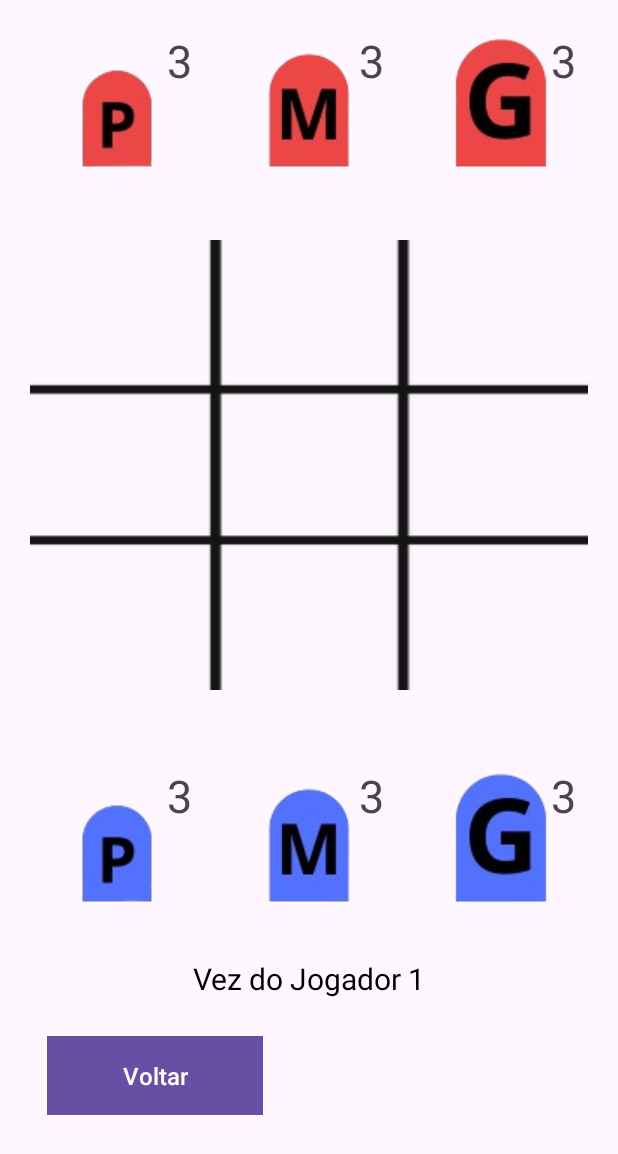
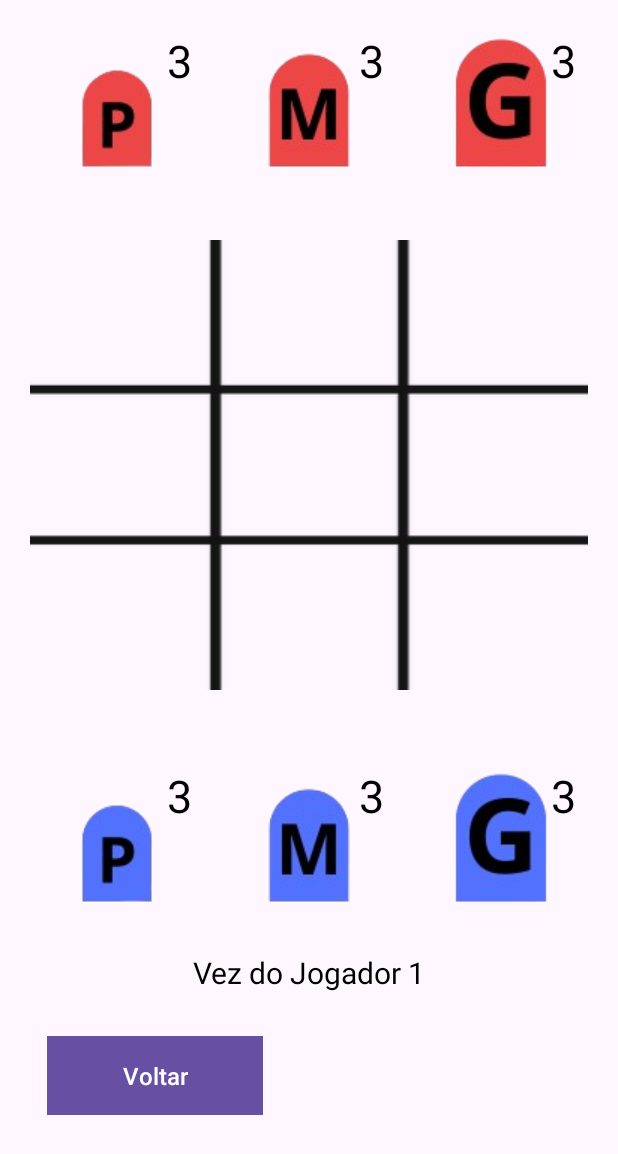
Before and after one commit to GabriellyVitoria5/App-Nham-Nham, an Android app: the Jogo screen opened directly, with no data from a screen before it, on a phone screen of 412 x 824 dp. Shown: the top 1154 px of the screen. Run offline under Robolectric (Android 15) with nearby library versions, the phone set to English and light mode, and no system bars.

```diff
--- a/app/src/main/java/com/ifmg/nhamnham/Jogo.kt
+++ b/app/src/main/java/com/ifmg/nhamnham/Jogo.kt
@@ -230,10 +230,10 @@ class Jogo : AppCompatActivity() {
     @SuppressLint("SetTextI18n")
     private fun mostrarJogadorAtual(){
         if (controleVezJogador){
-            binding.mostrarVezJogador.text = "Vez do Jogador 1"
+            binding.txtVezJogador.text = "Vez do Jogador 1"
         }
         else{
-            binding.mostrarVezJogador.text = "Vez do Jogador 2"
+            binding.txtVezJogador.text = "Vez do Jogador 2"
         }
     }
 
--- a/app/src/main/res/layout/activity_jogo.xml
+++ b/app/src/main/res/layout/activity_jogo.xml
@@ -27,6 +27,7 @@
         android:layout_height="wrap_content"
         android:text="@string/quantidade_pecas"
         android:textSize="@dimen/fonte_30"
+        android:textColor="@color/black"
         app:layout_constraintEnd_toEndOf="@+id/jogador1_peca_p"
         app:layout_constraintTop_toTopOf="@+id/jogador1_peca_p"
         />
@@ -49,6 +50,7 @@
         android:layout_height="wrap_content"
         android:text="@string/quantidade_pecas"
         android:textSize="@dimen/fonte_30"
+        android:textColor="@color/black"
         app:layout_constraintEnd_toEndOf="@+id/jogador1_peca_m"
         app:layout_constraintTop_toTopOf="@+id/jogador1_peca_m"
         />
@@ -71,6 +73,7 @@
         android:layout_height="wrap_content"
         android:text="@string/quantidade_pecas"
         android:textSize="@dimen/fonte_30"
+        android:textColor="@color/black"
         app:layout_constraintEnd_toEndOf="@+id/jogador1_peca_g"
         app:layout_constraintTop_toTopOf="@+id/jogador1_peca_g"
         />
@@ -227,6 +230,7 @@
         android:layout_height="wrap_content"
         android:text="@string/quantidade_pecas"
         android:textSize="@dimen/fonte_30"
+        android:textColor="@color/black"
         app:layout_constraintEnd_toEndOf="@+id/jogador2_peca_p"
         app:layout_constraintTop_toTopOf="@+id/jogador2_peca_p"
         />
@@ -249,6 +253,7 @@
         android:layout_height="wrap_content"
         android:text="@string/quantidade_pecas"
         android:textSize="@dimen/fonte_30"
+        android:textColor="@color/black"
         app:layout_constraintEnd_toEndOf="@+id/jogador2_peca_m"
         app:layout_constraintTop_toTopOf="@+id/jogador2_peca_m"
         />
@@ -271,6 +276,7 @@
         android:layout_height="wrap_content"
         android:text="@string/quantidade_pecas"
         android:textSize="@dimen/fonte_30"
+        android:textColor="@color/black"
         app:layout_constraintEnd_toEndOf="@+id/jogador2_peca_g"
         app:layout_constraintTop_toTopOf="@+id/jogador2_peca_g"
         />
@@ -315,13 +321,12 @@
 
     <!-- Mostrar qual jogador deve jogar a seguir -->
     <TextView
-        android:id="@+id/mostrar_vez_jogador"
+        android:id="@+id/txt_vez_jogador"
         android:layout_width="wrap_content"
         android:layout_height="wrap_content"
         android:text="@string/vez_jogador_1"
+        android:textSize="@dimen/fonte_20"
         android:textColor="@color/black"
-        android:textSize="@dimen/fonte_20"
-        android:layout_marginTop="8dp"
         app:layout_constraintEnd_toEndOf="parent"
         app:layout_constraintStart_toStartOf="parent"
         app:layout_constraintTop_toBottomOf="@id/jogador2_peca_p"
--- a/app/src/main/res/layout/activity_main.xml
+++ b/app/src/main/res/layout/activity_main.xml
@@ -7,6 +7,7 @@
     android:layout_height="match_parent"
     tools:context=".MainActivity">
 
+    <!-- Título -->
     <TextView
         android:id="@+id/txt_titulo"
         android:layout_width="wrap_content"
@@ -14,12 +15,14 @@
         android:text="@string/titulo"
         android:textSize="@dimen/fonte_64"
         android:textStyle="bold"
+        android:textColor="@color/black"
         android:layout_marginTop="100dp"
         app:layout_constraintEnd_toEndOf="parent"
         app:layout_constraintStart_toStartOf="parent"
         app:layout_constraintTop_toTopOf="parent"
         />
 
+    <!-- Botões de iniciar partida e de regras -->
     <Button
         android:id="@+id/btn_partida"
         android:layout_width="wrap_content"
--- a/app/src/main/res/values/strings.xml
+++ b/app/src/main/res/values/strings.xml
@@ -14,12 +14,14 @@
     <string name="regra4_titulo">4. Restrições:</string>
     <string name="regra5_titulo">5. Condições de Vitória:</string>
     <string name="regra6_titulo">6. Estratégia:</string>
+    <string name="regra7_titulo">7. Placar:</string>
     <string name="regra1_conteudo">O objetivo é alinhar três peças do mesmo jogador em sequência na horizontal, vertical ou diagonal.</string>
     <string name="regra2_conteudo">O jogo é para dois jogadores, alternando turnos no mesmo dispositivo. Cada jogador possui três peças de tamanhos diferentes: pequeno, médio e grande.</string>
     <string name="regra3_conteudo">Cada jogador pode segurar e arrastar uma das peças e posicioná-la em um espaço vazio ou sobre outra menor, buscando alinhar três peças do mesmo jogador.</string>
     <string name="regra4_conteudo">Não é permitido posicionar uma peça menor ou do mesmo tamanho sobre outra peça.</string>
     <string name="regra5_conteudo">Vence quem alinhar três peças em sequência. Caso todas as células sejam preenchidas sem um vencedor, o jogo termina em empate.</string>
     <string name="regra6_conteudo">Pense estrategicamente para bloquear o adversário e aproveite a possibilidade de sobrepor peças maiores sobre as menores.</string>
+    <string name="regra7_conteudo">Após o término do jogo, os jogadores serão direcionados para uma tela com o resultado do jogo e um placar, que será reiniciado ao voltar para a tela inicial ou sair do aplicatico Nham Nham.</string>
     <string name="desc_img_grid">Imagem das linhas verticais e horizontais de um jogo da velha</string>
     <string name="desc_img_peca_p1">Peça pequena do jogador 1</string>
     <string name="desc_img_peca_m1">Peça média do jogador 1</string>
```
